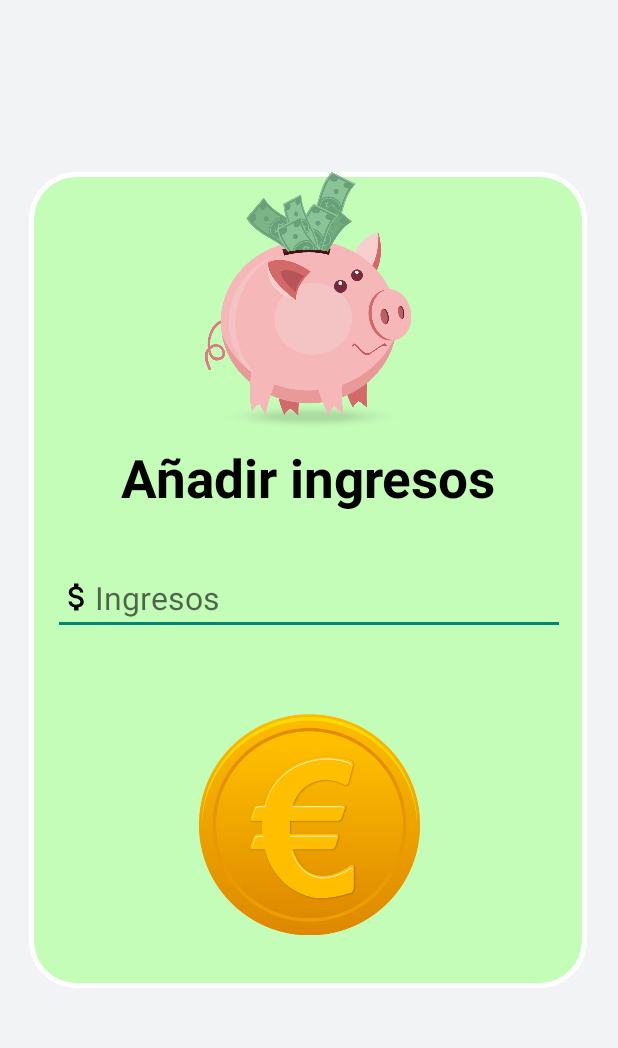
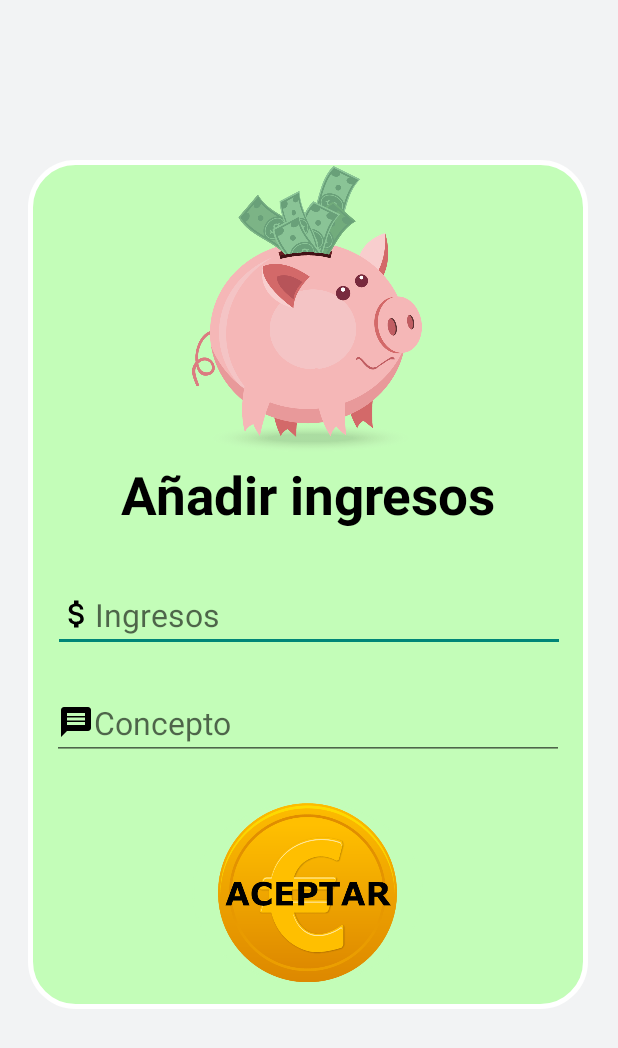
Before and after one commit to Daebore/SaveDuck, an Android app: the screen it shows after launch (Add_money_activity), after a tap on an icon or button, on a phone screen of 412 x 824 dp. Shown: the top 1048 px of the screen. Run offline under Robolectric (Android 15) with nearby library versions, the phone set to English and light mode, and no system bars; our stand-ins replace data binding.

```diff
--- a/app/src/main/AndroidManifest.xml
+++ b/app/src/main/AndroidManifest.xml
@@ -13,7 +13,8 @@
         tools:targetApi="31">
         <activity
             android:name=".Add_money_activity"
-            android:exported="false" />
+            android:exported="false"
+            android:screenOrientation="portrait" />
         <activity
             android:name=".MainActivity"
             android:exported="false"
--- a/app/src/main/java/com/example/saveduck/WelcomeActivity.java
+++ b/app/src/main/java/com/example/saveduck/WelcomeActivity.java
@@ -45,11 +45,9 @@ public class WelcomeActivity extends AppCompatActivity {
             }
         }, 2000);
 
-        // Con este objeto guardaremos un sonido descargado
-        MediaPlayer mp = MediaPlayer.create(this, R.raw.quack);
-
-        // Al abrir la App lo primero que se hará será escuchar el sonido
-        mp.start();
+        // Invocamos el método para reproducir el sonido,
+        // al abrir la App lo primero que se hará será escuchar el sonido
+        sonidoQuach();
 
     }
 
@@ -58,4 +56,13 @@ public class WelcomeActivity extends AppCompatActivity {
         intent = new Intent(this, MainActivity.class);
         startActivity(intent);
     }
+
+    // Función que reproduce un sonido al abrir la App
+    public void sonidoQuach(){
+        // Con este objeto guardaremos un sonido descargado
+        MediaPlayer mp = MediaPlayer.create(this, R.raw.quack);
+
+        // Reproducimos el audio descargado
+        mp.start();
+    }
 }
--- /dev/null
+++ b/app/src/main/res/drawable/ic_message.xml
@@ -0,0 +1,5 @@
+<vector android:autoMirrored="true" android:height="24dp"
+    android:tint="#000000" android:viewportHeight="24"
+    android:viewportWidth="24" android:width="24dp" xmlns:android="http://schemas.android.com/apk/res/android">
+    <path android:fillColor="@android:color/white" android:pathData="M20,2L4,2c-1.1,0 -1.99,0.9 -1.99,2L2,22l4,-4h14c1.1,0 2,-0.9 2,-2L22,4c0,-1.1 -0.9,-2 -2,-2zM18,14L6,14v-2h12v2zM18,11L6,11L6,9h12v2zM18,8L6,8L6,6h12v2z"/>
+</vector>
--- a/app/src/main/res/layout/activity_add_money.xml
+++ b/app/src/main/res/layout/activity_add_money.xml
@@ -15,8 +15,8 @@
 
         <androidx.constraintlayout.widget.ConstraintLayout
             android:id="@+id/constraintLayout5"
-            android:layout_width="372dp"
-            android:layout_height="544dp"
+            android:layout_width="373dp"
+            android:layout_height="566dp"
             android:layout_marginTop="16dp"
             android:background="@drawable/custom_layout"
             app:layout_constraintBottom_toBottomOf="parent"
@@ -28,10 +28,12 @@
 
             <ImageView
                 android:id="@+id/fotoAddPig"
-                android:layout_width="205dp"
-                android:layout_height="172dp"
+                android:layout_width="224dp"
+                android:layout_height="191dp"
+                android:layout_marginTop="4dp"
                 android:src="@drawable/add_pig"
                 app:layout_constraintEnd_toEndOf="parent"
+                app:layout_constraintHorizontal_bias="0.496"
                 app:layout_constraintStart_toStartOf="parent"
                 app:layout_constraintTop_toTopOf="parent" />
 
@@ -39,14 +41,14 @@
                 android:id="@+id/textoCrearCuenta2"
                 android:layout_width="wrap_content"
                 android:layout_height="wrap_content"
-                android:layout_marginTop="8dp"
+                android:layout_marginTop="4dp"
                 android:fontFamily="sans-serif"
                 android:text="Añadir ingresos"
                 android:textColor="@color/black"
                 android:textSize="35sp"
                 android:textStyle="bold"
                 app:layout_constraintEnd_toEndOf="parent"
-                app:layout_constraintHorizontal_bias="0.502"
+                app:layout_constraintHorizontal_bias="0.504"
                 app:layout_constraintStart_toStartOf="parent"
                 app:layout_constraintTop_toBottomOf="@+id/fotoAddPig" />
 
@@ -57,10 +59,10 @@
                 android:layout_alignParentTop="true"
                 android:layout_alignParentEnd="true"
                 android:layout_marginTop="32dp"
+                android:drawableLeft="@drawable/ic_money"
                 android:hint="Ingresos"
                 android:inputType="numberDecimal"
                 android:textColor="@color/black"
-                android:drawableLeft="@drawable/ic_money"
                 android:textSize="21sp"
                 app:layout_constraintEnd_toEndOf="parent"
                 app:layout_constraintHorizontal_bias="0.516"
@@ -68,22 +70,39 @@
                 app:layout_constraintTop_toBottomOf="@+id/textoCrearCuenta2"
                 app:srcCompat="@drawable/logosf" />
 
+            <EditText
+                android:id="@+id/pesoAct2"
+                android:layout_width="341dp"
+                android:layout_height="wrap_content"
+                android:layout_alignParentTop="true"
+                android:layout_alignParentEnd="true"
+                android:layout_marginTop="104dp"
+                android:drawableLeft="@drawable/ic_message"
+                android:hint="Concepto"
+                android:inputType="text"
+                android:textColor="@color/black"
+                android:textSize="21sp"
+                app:layout_constraintEnd_toEndOf="parent"
+                app:layout_constraintStart_toStartOf="parent"
+                app:layout_constraintTop_toBottomOf="@+id/textoCrearCuenta2"
+                app:srcCompat="@drawable/logosf" />
+
             <ImageButton
                 android:id="@+id/botonIngresos"
-                android:layout_width="172dp"
-                android:layout_height="150dp"
+                android:layout_width="154dp"
+                android:layout_height="122dp"
                 android:adjustViewBounds="true"
+                android:background="@drawable/circle_custom"
                 android:contentDescription=" "
                 android:padding="1dp"
-                android:background="@drawable/circle_custom"
                 android:scaleType="centerInside"
                 app:layout_constraintBottom_toBottomOf="parent"
                 app:layout_constraintEnd_toEndOf="parent"
-                app:layout_constraintHorizontal_bias="0.502"
+                app:layout_constraintHorizontal_bias="0.497"
                 app:layout_constraintStart_toStartOf="parent"
                 app:layout_constraintTop_toTopOf="parent"
-                app:layout_constraintVertical_bias="0.913"
-                app:srcCompat="@drawable/coinbt" />
+                app:layout_constraintVertical_bias="0.963"
+                app:srcCompat="@drawable/coinbtmensaje" />
 
         </androidx.constraintlayout.widget.ConstraintLayout>
 
```
Also changed, not shown: app/src/main/res/drawable/coinbtmensaje.png (added), 1 other file.
